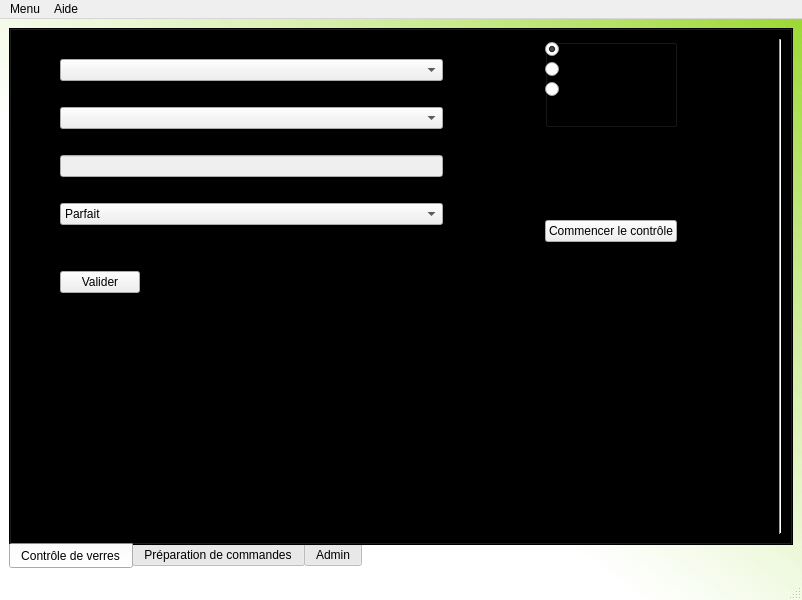
bsellier/lpc, file mainwindow.ui: the form before one commit.
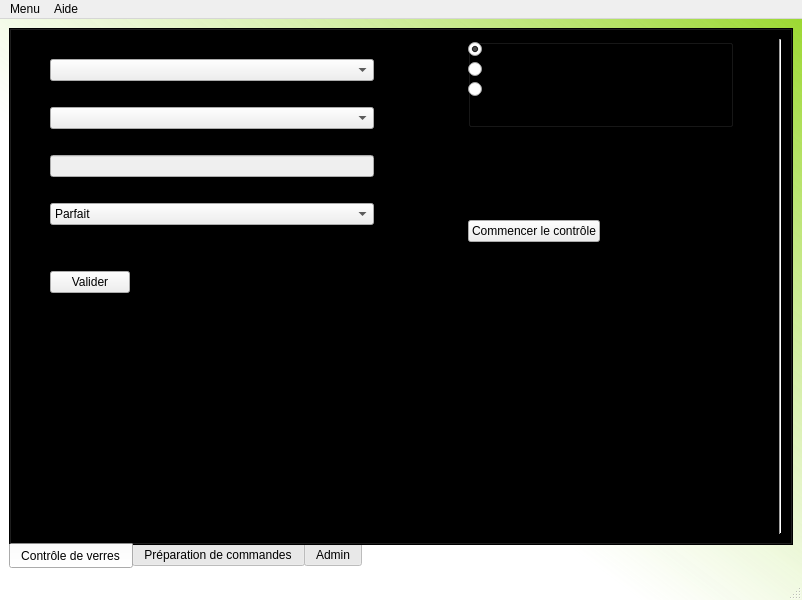
The form after the commit. The open tabs and pages were chosen to show the change.

```diff
--- a/mainwindow.ui
+++ b/mainwindow.ui
@@ -47,22 +47,12 @@
        </attribute>
        <layout class="QVBoxLayout" name="verticalLayout_2">
         <item>
-         <layout class="QHBoxLayout" name="horizontalLayout_17" stretch="0,4,1,1,1,1,6">
-          <item>
-           <spacer name="horizontalSpacer_4">
-            <property name="orientation">
-             <enum>Qt::Horizontal</enum>
-            </property>
-            <property name="sizeHint" stdset="0">
-             <size>
-              <width>40</width>
-              <height>20</height>
-             </size>
-            </property>
-           </spacer>
-          </item>
+         <layout class="QHBoxLayout" name="horizontalLayout_17" stretch="4,1,3,0,0,6">
           <item>
            <layout class="QVBoxLayout" name="verticalLayout_8" stretch="1,1,1,1,1,1,1,1,0,1,30">
+            <property name="leftMargin">
+             <number>30</number>
+            </property>
             <item>
              <widget class="QLabel" name="label_2">
               <property name="text">
```
Left out of the diff: 4 changed lines with no effect on the pictures.
